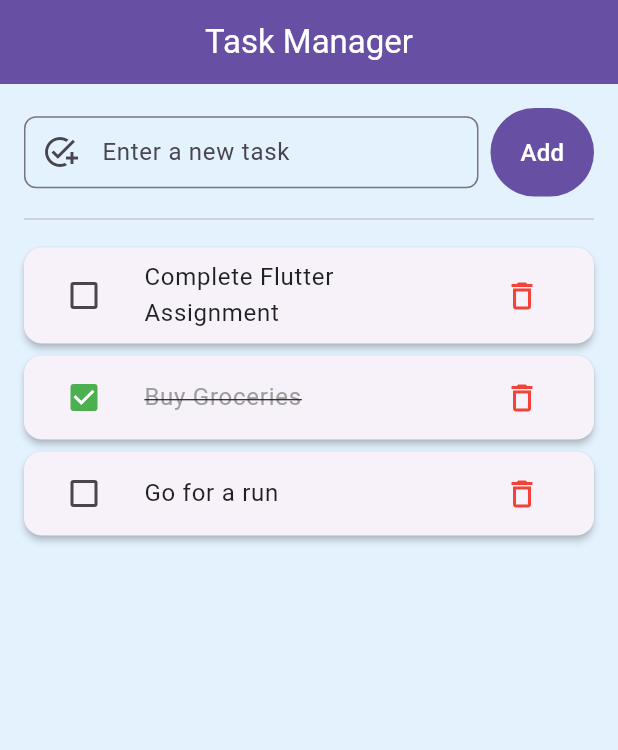
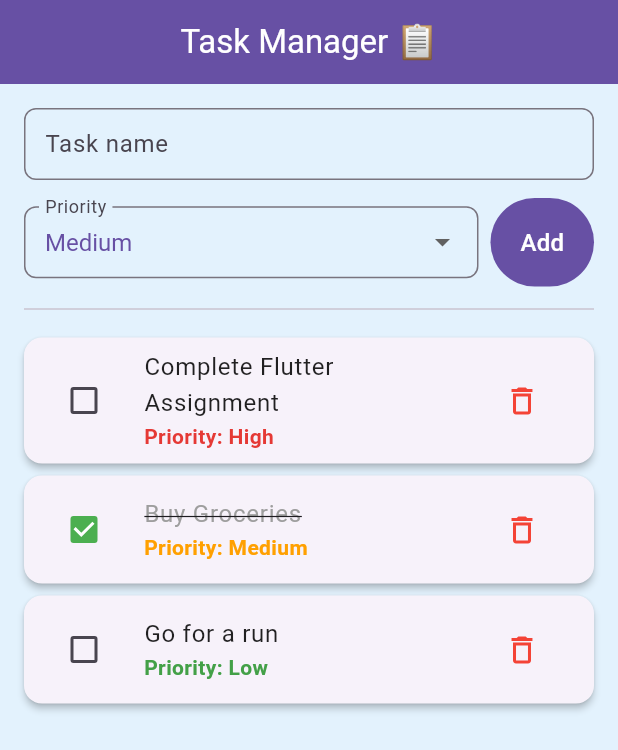
Before and after one commit to Lavanyathangaraj/mad_cw03, a Flutter app: the screen it shows after launch, on a phone screen of 412 x 824 dp. Shown: the top 750 px of the screen. Run offline on Flutter 3.47's test engine with Material 3 defaults, Android fonts, the phone set to English and light mode, and no system bars.

Commit message:
Addition of priority in the task

```diff
--- a/lib/main.dart
+++ b/lib/main.dart
@@ -1,12 +1,19 @@
 import 'package:flutter/material.dart';
 
-// --- 1. Data Model ---
-// A simple class to represent a Task
+// --- 1. Priority Enum and Data Model ---
+
+enum TaskPriority { Low, Medium, High }
+
 class Task {
   String name;
   bool isCompleted;
+  TaskPriority priority;
 
-  Task({required this.name, this.isCompleted = false});
+  Task({
+    required this.name,
+    this.isCompleted = false,
+    this.priority = TaskPriority.Medium,
+  });
 }
 
 void main() {
@@ -41,45 +48,55 @@ class TaskListScreen extends StatefulWidget {
 }
 
 class _TaskListScreenState extends State<TaskListScreen> {
-  // R - Read: The core list holding our task data (Instance variable)
   final List<Task> _tasks = [
-    Task(name: "Complete Flutter Assignment"),
-    Task(name: "Buy Groceries", isCompleted: true),
-    Task(name: "Go for a run"),
+    Task(name: "Complete Flutter Assignment", priority: TaskPriority.High),
+    Task(name: "Buy Groceries", isCompleted: true, priority: TaskPriority.Medium),
+    Task(name: "Go for a run", priority: TaskPriority.Low),
   ];
 
-  // Controller for the text input field
   final TextEditingController _taskController = TextEditingController();
 
-  // C - Create: Adds a new task to the list
+  TaskPriority _selectedPriority = TaskPriority.Medium;
+
   void _addTask() {
     final taskName = _taskController.text.trim();
     if (taskName.isNotEmpty) {
-      // Use setState to trigger a UI rebuild with the new task
       setState(() {
-        _tasks.add(Task(name: taskName));
-        _taskController.clear(); // Clear the input field after adding
+        _tasks.add(Task(
+          name: taskName,
+          priority: _selectedPriority,
+        ));
+        _taskController.clear();
+        _selectedPriority = TaskPriority.Medium;
       });
     }
   }
 
-  // U - Update: Toggles the completion status of a task
   void _toggleTaskCompletion(Task task) {
-    // Use setState to trigger a UI rebuild with the updated task status
     setState(() {
       task.isCompleted = !task.isCompleted;
     });
   }
 
-  // D - Delete: Removes a task from the list
   void _deleteTask(Task task) {
-    // Use setState to trigger a UI rebuild after removing the task
     setState(() {
       _tasks.remove(task);
     });
   }
 
-  // Always dispose of controllers to free up resources
+  Color _getPriorityColor(TaskPriority priority) {
+    switch (priority) {
+      case TaskPriority.High:
+        return Colors.red.shade600;
+      case TaskPriority.Medium:
+        return Colors.amber.shade700;
+      case TaskPriority.Low:
+        return Colors.green.shade600;
+      default:
+        return Colors.grey;
+    }
+  }
+
   @override
   void dispose() {
     _taskController.dispose();
@@ -89,11 +106,10 @@ class _TaskListScreenState extends State<TaskListScreen> {
   @override
   Widget build(BuildContext context) {
     return Scaffold(
-      // Set the background color to a very mild blue
       backgroundColor: Colors.blue.shade50,
 
       appBar: AppBar(
-        title: const Text('Task Manager'),
+        title: const Text('Task Manager 📋'),
         centerTitle: true,
         elevation: 2,
         backgroundColor: Theme.of(context).primaryColor,
@@ -103,24 +119,57 @@ class _TaskListScreenState extends State<TaskListScreen> {
         padding: const EdgeInsets.all(16.0),
         child: Column(
           children: <Widget>[
-            // --- Task Input Field and Add Button (Create) ---
+            // --- INPUT SECTION: Task Name, Priority Dropdown, and Add Button ---
+
+            // 1. Task Name Input Field (Full Width)
+            TextField(
+              controller: _taskController,
+              decoration: const InputDecoration(
+                hintText: 'Task name',
+                border: OutlineInputBorder(
+                  borderRadius: BorderRadius.all(Radius.circular(8)),
+                ),
+                contentPadding: EdgeInsets.symmetric(vertical: 10, horizontal: 10),
+              ),
+              onSubmitted: (_) => _addTask(),
+            ),
+            const SizedBox(height: 12),
+
+            // 2. Priority Dropdown and Add Button (In a Row)
             Row(
               children: <Widget>[
                 Expanded(
-                  child: TextField(
-                    controller: _taskController,
+                  child: DropdownButtonFormField<TaskPriority>(
+                    value: _selectedPriority,
                     decoration: InputDecoration(
-                      hintText: 'Enter a new task',
-                      border: const OutlineInputBorder(
+                       labelText: 'Priority',
+                       border: const OutlineInputBorder(
                         borderRadius: BorderRadius.all(Radius.circular(8)),
                       ),
-                      prefixIcon: const Icon(Icons.add_task),
-                      contentPadding: const EdgeInsets.symmetric(vertical: 10, horizontal: 10),
+                       contentPadding: const EdgeInsets.symmetric(horizontal: 10),
                     ),
-                    onSubmitted: (_) => _addTask(), // Allows adding with 'Enter' key
+                    icon: const Icon(Icons.arrow_drop_down),
+                    elevation: 16,
+                    style: TextStyle(color: Theme.of(context).primaryColor, fontSize: 16),
+                    onChanged: (TaskPriority? newValue) {
+                      if (newValue != null) {
+                        setState(() {
+                          _selectedPriority = newValue;
+                        });
+                      }
+                    },
+                    items: TaskPriority.values
+                        .map<DropdownMenuItem<TaskPriority>>((TaskPriority value) {
+                      return DropdownMenuItem<TaskPriority>(
+                        value: value,
+                        child: Text(value.name),
+                      );
+                    }).toList(),
                   ),
                 ),
                 const SizedBox(width: 8),
+
+                // 3. Add Button
                 FilledButton(
                   onPressed: _addTask,
                   style: FilledButton.styleFrom(
@@ -133,7 +182,7 @@ class _TaskListScreenState extends State<TaskListScreen> {
             ),
             const Divider(height: 30),
 
-            // --- Task List View (Read) ---
+            // --- Task List View ---
             Expanded(
               child: _tasks.isEmpty
                   ? const Center(
@@ -150,19 +199,14 @@ class _TaskListScreenState extends State<TaskListScreen> {
                           elevation: 2,
                           margin: const EdgeInsets.symmetric(vertical: 4),
                           child: ListTile(
-                            // Checkbox for completion (Update)
                             leading: Checkbox(
                               value: task.isCompleted,
-                              onChanged: (bool? newValue) {
-                                _toggleTaskCompletion(task);
-                              },
+                              onChanged: (bool? newValue) => _toggleTaskCompletion(task),
                               activeColor: Colors.green,
                             ),
-                            // Task Name (Read)
                             title: Text(
                               task.name,
                               style: TextStyle(
-                                // Strikethrough for completed tasks
                                 decoration: task.isCompleted
                                     ? TextDecoration.lineThrough
                                     : TextDecoration.none,
@@ -170,13 +214,19 @@ class _TaskListScreenState extends State<TaskListScreen> {
                                 fontSize: 16,
                               ),
                             ),
-                            // Delete Button (Delete)
+                            subtitle: Text(
+                              "Priority: ${task.priority.name}",
+                              style: TextStyle(
+                                color: _getPriorityColor(task.priority),
+                                fontWeight: FontWeight.bold,
+                              ),
+                            ),
                             trailing: IconButton(
                               icon: const Icon(Icons.delete_outline, color: Colors.red),
                               onPressed: () => _deleteTask(task),
                               tooltip: 'Delete Task',
                             ),
-                            onTap: () => _toggleTaskCompletion(task), // Tap the tile to toggle
+                            onTap: () => _toggleTaskCompletion(task),
                           ),
                         );
                       },
```
